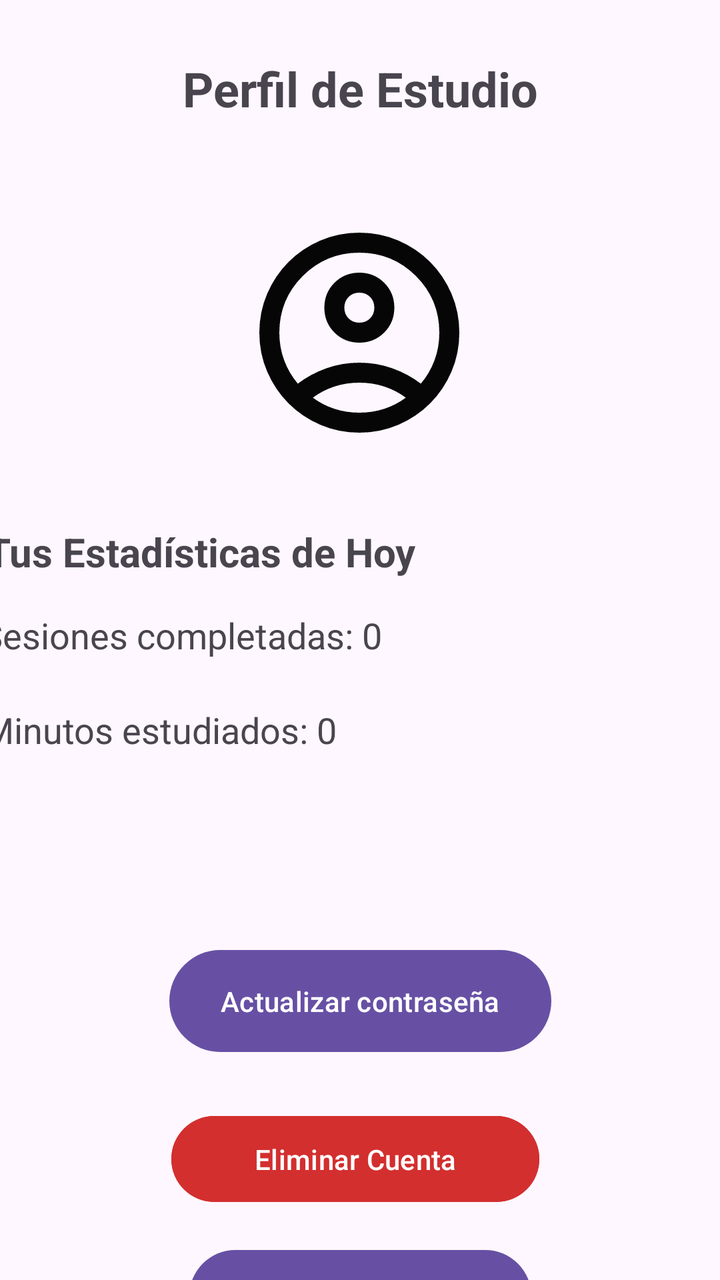
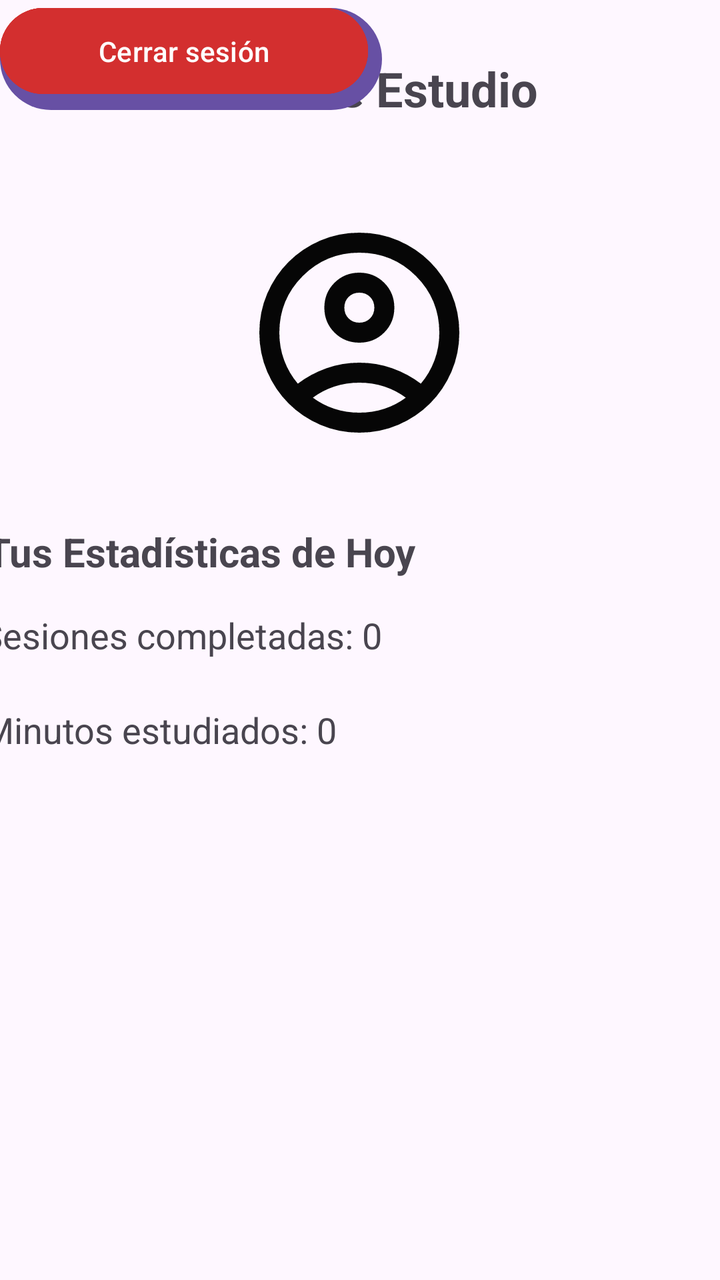

Two renders of the same Android screen: before a commit and after it. Below are the layout's source before the change and the commit's diff.
<!-- AndroidManifest.xml: application theme Theme.SalvadorDeSemestres -->
<!-- res/layout/activity_perfil_usuario.xml -->
<?xml version="1.0" encoding="utf-8"?>
<androidx.constraintlayout.widget.ConstraintLayout xmlns:android="http://schemas.android.com/apk/res/android"
    xmlns:app="http://schemas.android.com/apk/res-auto"
    xmlns:tools="http://schemas.android.com/tools"
    android:id="@+id/main"
    android:layout_width="match_parent"
    android:layout_height="match_parent"
    tools:context=".vistas.vistas.PerfilUsuario">


    <ImageView
        android:id="@+id/imageView2"
        android:layout_width="120dp"
        android:layout_height="120dp"
        android:layout_marginStart="145dp"
        android:layout_marginTop="46dp"
        android:layout_marginEnd="146dp"
        android:src="@drawable/ic_perfil_usuario"
        app:layout_constraintEnd_toEndOf="parent"
        app:layout_constraintStart_toStartOf="parent"
        app:layout_constraintTop_toBottomOf="@+id/textView2" />


    <TextView
        android:id="@+id/textView2"
        android:layout_width="wrap_content"
        android:layout_height="wrap_content"
        android:layout_marginStart="117dp"
        android:layout_marginTop="28dp"
        android:layout_marginEnd="117dp"
        android:text="Perfil de Estudio"
        android:textSize="24sp"
        android:textStyle="bold"
        app:layout_constraintEnd_toEndOf="parent"
        app:layout_constraintStart_toStartOf="parent"
        app:layout_constraintTop_toTopOf="parent" />

    <TextView
        android:id="@+id/textView3"
        android:layout_width="wrap_content"
        android:layout_height="wrap_content"
        android:layout_marginStart="17dp"
        android:layout_marginTop="36dp"
        android:layout_marginEnd="177dp"
        android:text="Tus Estadísticas de Hoy"
        android:textSize="20sp"
        android:textStyle="bold"
        app:layout_constraintEnd_toEndOf="parent"
        app:layout_constraintStart_toStartOf="parent"
        app:layout_constraintTop_toBottomOf="@+id/imageView2" />

    <TextView
        android:id="@+id/tvTotalSesiones"
        android:layout_width="wrap_content"
        android:layout_height="wrap_content"
        android:layout_marginStart="16dp"
        android:layout_marginTop="16dp"
        android:layout_marginEnd="195dp"
        android:text="Sesiones completadas: 0"
        android:textSize="18sp"
        app:layout_constraintEnd_toEndOf="parent"
        app:layout_constraintStart_toStartOf="parent"
        app:layout_constraintTop_toBottomOf="@+id/textView3" />

    <TextView
        android:id="@+id/tvTotalMinutos"
        android:layout_width="wrap_content"
        android:layout_height="wrap_content"
        android:layout_marginStart="17dp"
        android:layout_marginTop="23dp"
        android:layout_marginEnd="218dp"
        android:text="Minutos estudiados: 0"
        android:textSize="18sp"
        app:layout_constraintEnd_toEndOf="parent"
        app:layout_constraintStart_toStartOf="parent"
        app:layout_constraintTop_toBottomOf="@+id/tvTotalSesiones" />


    <Button
        android:id="@+id/btnVolverPerfil"
        android:layout_width="171dp"
        android:layout_height="54dp"
        android:layout_marginStart="120dp"
        android:layout_marginTop="244dp"
        android:layout_marginEnd="120dp"
        android:text="Volver a estudiar"
        app:layout_constraintEnd_toEndOf="parent"
        app:layout_constraintStart_toStartOf="parent"
        app:layout_constraintTop_toBottomOf="@+id/tvTotalMinutos" />

    <Button
        android:id="@+id/btnActualizarClave"
        android:layout_width="191dp"
        android:layout_height="59dp"
        android:layout_marginHorizontal="32dp"
        android:layout_marginStart="120dp"
        android:layout_marginTop="94dp"
        android:layout_marginEnd="120dp"
        android:text="Actualizar contraseña"
        app:layout_constraintEnd_toEndOf="parent"
        app:layout_constraintStart_toStartOf="parent"
        app:layout_constraintTop_toBottomOf="@+id/tvTotalMinutos" />

    <Button
        android:id="@+id/btnEliminarCuenta"
        android:layout_width="184dp"
        android:layout_height="51dp"
        android:layout_marginHorizontal="32dp"
        android:layout_marginStart="120dp"
        android:layout_marginTop="24dp"
        android:layout_marginEnd="120dp"
        android:backgroundTint="#D32F2F"
        android:text="Eliminar Cuenta"
        app:layout_constraintEnd_toEndOf="parent"
        app:layout_constraintHorizontal_bias="0.538"
        app:layout_constraintStart_toStartOf="parent"
        app:layout_constraintTop_toBottomOf="@+id/btnActualizarClave" />

</androidx.constraintlayout.widget.ConstraintLayout>
<!-- resources referenced by this layout -->
<resources>
  <!-- drawable ic_perfil_usuario (drawable) -->
  <vector xmlns:android="http://schemas.android.com/apk/res/android" android:alpha="0.98" android:height="24dp" android:tint="#000000" android:viewportHeight="960" android:viewportWidth="960" android:width="24dp">
        
      <path android:fillColor="@android:color/white" android:pathData="M234,684Q285,645 348,622.5Q411,600 480,600Q549,600 612,622.5Q675,645 726,684Q761,643 780.5,591Q800,539 800,480Q800,347 706.5,253.5Q613,160 480,160Q347,160 253.5,253.5Q160,347 160,480Q160,539 179.5,591Q199,643 234,684ZM380.5,479.5Q340,439 340,380Q340,321 380.5,280.5Q421,240 480,240Q539,240 579.5,280.5Q620,321 620,380Q620,439 579.5,479.5Q539,520 480,520Q421,520 380.5,479.5ZM480,880Q397,880 324,848.5Q251,817 197,763Q143,709 111.5,636Q80,563 80,480Q80,397 111.5,324Q143,251 197,197Q251,143 324,111.5Q397,80 480,80Q563,80 636,111.5Q709,143 763,197Q817,251 848.5,324Q880,397 880,480Q880,563 848.5,636Q817,709 763,763Q709,817 636,848.5Q563,880 480,880ZM580,784.5Q627,769 666,740Q627,711 580,695.5Q533,680 480,680Q427,680 380,695.5Q333,711 294,740Q333,769 380,784.5Q427,800 480,800Q533,800 580,784.5ZM523,423Q540,406 540,380Q540,354 523,337Q506,320 480,320Q454,320 437,337Q420,354 420,380Q420,406 437,423Q454,440 480,440Q506,440 523,423ZM480,380Q480,380 480,380Q480,380 480,380Q480,380 480,380Q480,380 480,380Q480,380 480,380Q480,380 480,380Q480,380 480,380Q480,380 480,380ZM480,740Q480,740 480,740Q480,740 480,740Q480,740 480,740Q480,740 480,740Q480,740 480,740Q480,740 480,740Q480,740 480,740Q480,740 480,740Z"/>
      
  </vector>
  <style name="Theme.SalvadorDeSemestres" parent="Base.Theme.SalvadorDeSemestres" />
  <style name="Base.Theme.SalvadorDeSemestres" parent="Theme.Material3.DayNight.NoActionBar">
          
          
      </style>
</resources>

<!-- the commit's change to res/layout/activity_perfil_usuario.xml (unified diff, before → after) -->
@@ -80,40 +80,37 @@
         android:id="@+id/btnVolverPerfil"
         android:layout_width="171dp"
         android:layout_height="54dp"
-        android:layout_marginStart="120dp"
-        android:layout_marginTop="244dp"
-        android:layout_marginEnd="120dp"
         android:text="Volver a estudiar"
-        app:layout_constraintEnd_toEndOf="parent"
-        app:layout_constraintStart_toStartOf="parent"
-        app:layout_constraintTop_toBottomOf="@+id/tvTotalMinutos" />
+        tools:layout_editor_absoluteX="18dp"
+        tools:layout_editor_absoluteY="574dp" />
 
     <Button
         android:id="@+id/btnActualizarClave"
         android:layout_width="191dp"
         android:layout_height="59dp"
         android:layout_marginHorizontal="32dp"
-        android:layout_marginStart="120dp"
-        android:layout_marginTop="94dp"
-        android:layout_marginEnd="120dp"
         android:text="Actualizar contraseña"
-        app:layout_constraintEnd_toEndOf="parent"
-        app:layout_constraintStart_toStartOf="parent"
-        app:layout_constraintTop_toBottomOf="@+id/tvTotalMinutos" />
+        tools:layout_editor_absoluteX="204dp"
+        tools:layout_editor_absoluteY="574dp" />
 
     <Button
         android:id="@+id/btnEliminarCuenta"
         android:layout_width="184dp"
         android:layout_height="51dp"
         android:layout_marginHorizontal="32dp"
-        android:layout_marginStart="120dp"
-        android:layout_marginTop="24dp"
-        android:layout_marginEnd="120dp"
         android:backgroundTint="#D32F2F"
         android:text="Eliminar Cuenta"
-        app:layout_constraintEnd_toEndOf="parent"
-        app:layout_constraintHorizontal_bias="0.538"
-        app:layout_constraintStart_toStartOf="parent"
-        app:layout_constraintTop_toBottomOf="@+id/btnActualizarClave" />
+        tools:layout_editor_absoluteX="9dp"
+        tools:layout_editor_absoluteY="646dp" />
+
+    <Button
+        android:id="@+id/btnCerrarSesion"
+        android:layout_width="184dp"
+        android:layout_height="51dp"
+        android:layout_marginHorizontal="32dp"
+        android:backgroundTint="#D32F2F"
+        android:text="Cerrar sesión"
+        tools:layout_editor_absoluteX="211dp"
+        tools:layout_editor_absoluteY="646dp" />
 
 </androidx.constraintlayout.widget.ConstraintLayout>
